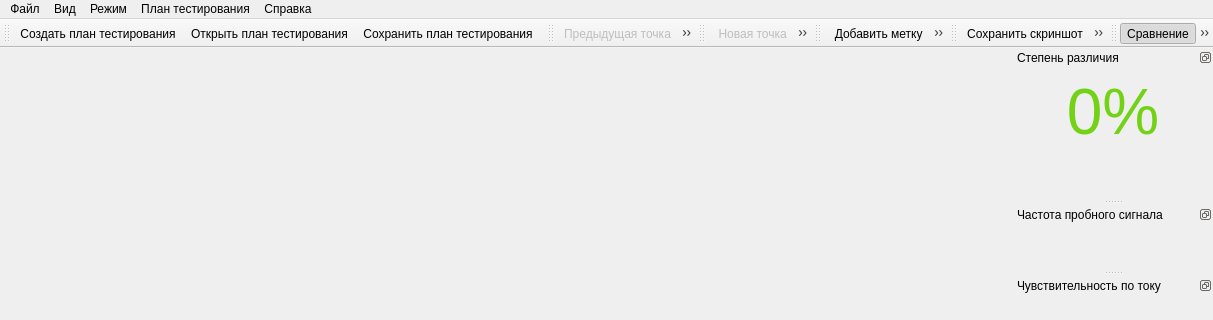
Above: gui/mainwindow.ui from EPC-MSU/EPLab before the change; both pictures show x 0 to 1213 and y 0 to 320 of the 1213 by 841 pixel window. Below: the same form after it.
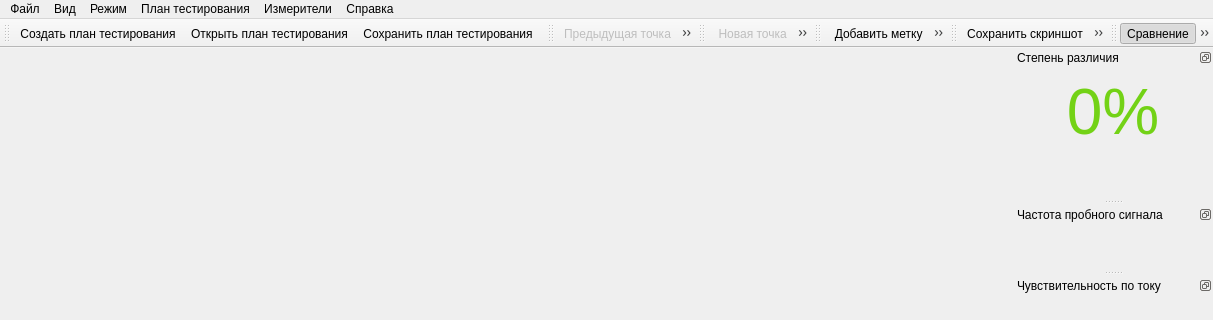
That is the form after the change. Icons and pictures are not drawn.

Commit message: Added current values for settings in dialog window

```diff
--- a/gui/mainwindow.ui
+++ b/gui/mainwindow.ui
@@ -179,7 +179,7 @@
      <x>0</x>
      <y>0</y>
      <width>871</width>
-     <height>25</height>
+     <height>21</height>
     </rect>
    </property>
    <widget class="QMenu" name="file_menu_action">
@@ -234,10 +234,16 @@
     <addaction name="save_point_action"/>
     <addaction name="add_board_image_action"/>
    </widget>
+   <widget class="QMenu" name="measurers_menu">
+    <property name="title">
+     <string>Измерители</string>
+    </property>
+   </widget>
    <addaction name="file_menu_action"/>
    <addaction name="view_menu_action"/>
    <addaction name="mode_menu_action"/>
    <addaction name="test_plan_menu_action"/>
+   <addaction name="measurers_menu"/>
    <addaction name="help_menu_action"/>
   </widget>
   <widget class="QToolBar" name="toolBar_file">
```
The commit also changes 2 other files.
